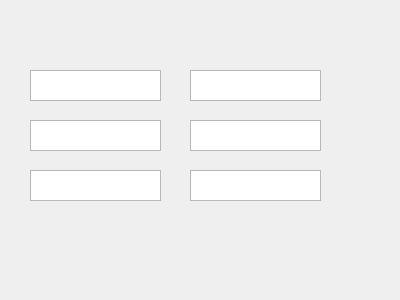
Old version of the form ui/dialogprogram_jointmove.ui in the repository rendezvue/ViNet.
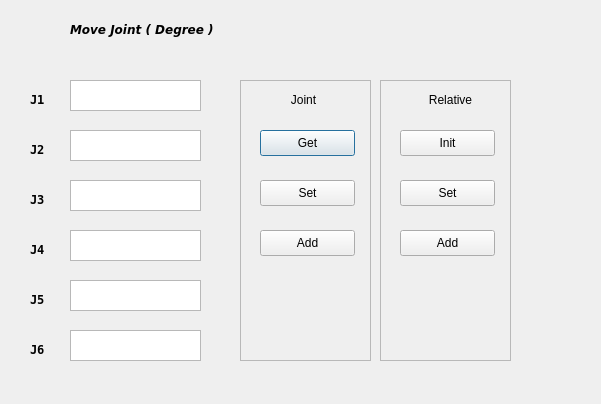
New version of the form.

Commit message: joint move & frame move ui added.

```diff
--- a/ui/dialogprogram_jointmove.ui
+++ b/ui/dialogprogram_jointmove.ui
@@ -6,8 +6,8 @@
    <rect>
     <x>0</x>
     <y>0</y>
-    <width>400</width>
-    <height>300</height>
+    <width>601</width>
+    <height>404</height>
    </rect>
   </property>
   <property name="windowTitle">
@@ -16,8 +16,8 @@
   <widget class="QTextEdit" name="textEdit">
    <property name="geometry">
     <rect>
-     <x>30</x>
-     <y>70</y>
+     <x>70</x>
+     <y>80</y>
      <width>131</width>
      <height>31</height>
     </rect>
@@ -26,8 +26,8 @@
   <widget class="QTextEdit" name="textEdit_2">
    <property name="geometry">
     <rect>
-     <x>30</x>
-     <y>120</y>
+     <x>70</x>
+     <y>130</y>
      <width>131</width>
      <height>31</height>
     </rect>
@@ -36,8 +36,8 @@
   <widget class="QTextEdit" name="textEdit_3">
    <property name="geometry">
     <rect>
-     <x>30</x>
-     <y>170</y>
+     <x>70</x>
+     <y>180</y>
      <width>131</width>
      <height>31</height>
     </rect>
@@ -46,8 +46,8 @@
   <widget class="QTextEdit" name="textEdit_4">
    <property name="geometry">
     <rect>
-     <x>190</x>
-     <y>70</y>
+     <x>70</x>
+     <y>230</y>
      <width>131</width>
      <height>31</height>
     </rect>
@@ -56,8 +56,8 @@
   <widget class="QTextEdit" name="textEdit_5">
    <property name="geometry">
     <rect>
-     <x>190</x>
-     <y>120</y>
+     <x>70</x>
+     <y>280</y>
      <width>131</width>
      <height>31</height>
     </rect>
@@ -66,13 +66,323 @@
   <widget class="QTextEdit" name="textEdit_6">
    <property name="geometry">
     <rect>
-     <x>190</x>
-     <y>170</y>
+     <x>70</x>
+     <y>330</y>
      <width>131</width>
      <height>31</height>
     </rect>
    </property>
   </widget>
+  <widget class="QLabel" name="label">
+   <property name="geometry">
+    <rect>
+     <x>70</x>
+     <y>20</y>
+     <width>241</width>
+     <height>18</height>
+    </rect>
+   </property>
+   <property name="font">
+    <font>
+     <family>DejaVu Sans</family>
+     <weight>75</weight>
+     <italic>true</italic>
+     <bold>true</bold>
+    </font>
+   </property>
+   <property name="text">
+    <string>Move Joint ( Degree )</string>
+   </property>
+  </widget>
+  <widget class="QLabel" name="label_2">
+   <property name="geometry">
+    <rect>
+     <x>30</x>
+     <y>90</y>
+     <width>41</width>
+     <height>18</height>
+    </rect>
+   </property>
+   <property name="font">
+    <font>
+     <family>DejaVu Sans Mono</family>
+     <weight>75</weight>
+     <italic>false</italic>
+     <bold>true</bold>
+    </font>
+   </property>
+   <property name="text">
+    <string>J1</string>
+   </property>
+  </widget>
+  <widget class="QLabel" name="label_3">
+   <property name="geometry">
+    <rect>
+     <x>30</x>
+     <y>140</y>
+     <width>41</width>
+     <height>18</height>
+    </rect>
+   </property>
+   <property name="font">
+    <font>
+     <family>DejaVu Sans Mono</family>
+     <weight>75</weight>
+     <italic>false</italic>
+     <bold>true</bold>
+    </font>
+   </property>
+   <property name="text">
+    <string>J2</string>
+   </property>
+  </widget>
+  <widget class="QLabel" name="label_4">
+   <property name="geometry">
+    <rect>
+     <x>30</x>
+     <y>190</y>
+     <width>41</width>
+     <height>18</height>
+    </rect>
+   </property>
+   <property name="font">
+    <font>
+     <family>DejaVu Sans Mono</family>
+     <weight>75</weight>
+     <italic>false</italic>
+     <bold>true</bold>
+    </font>
+   </property>
+   <property name="text">
+    <string>J3</string>
+   </property>
+  </widget>
+  <widget class="QLabel" name="label_5">
+   <property name="geometry">
+    <rect>
+     <x>30</x>
+     <y>240</y>
+     <width>41</width>
+     <height>18</height>
+    </rect>
+   </property>
+   <property name="font">
+    <font>
+     <family>DejaVu Sans Mono</family>
+     <weight>75</weight>
+     <italic>false</italic>
+     <bold>true</bold>
+    </font>
+   </property>
+   <property name="text">
+    <string>J4</string>
+   </property>
+  </widget>
+  <widget class="QLabel" name="label_6">
+   <property name="geometry">
+    <rect>
+     <x>30</x>
+     <y>340</y>
+     <width>41</width>
+     <height>18</height>
+    </rect>
+   </property>
+   <property name="font">
+    <font>
+     <family>DejaVu Sans Mono</family>
+     <weight>75</weight>
+     <italic>false</italic>
+     <bold>true</bold>
+    </font>
+   </property>
+   <property name="text">
+    <string>J6</string>
+   </property>
+  </widget>
+  <widget class="QLabel" name="label_7">
+   <property name="geometry">
+    <rect>
+     <x>30</x>
+     <y>290</y>
+     <width>41</width>
+     <height>18</height>
+    </rect>
+   </property>
+   <property name="font">
+    <font>
+     <family>DejaVu Sans Mono</family>
+     <weight>75</weight>
+     <italic>false</italic>
+     <bold>true</bold>
+    </font>
+   </property>
+   <property name="text">
+    <string>J5</string>
+   </property>
+  </widget>
+  <widget class="QPushButton" name="pushButton_Get">
+   <property name="geometry">
+    <rect>
+     <x>260</x>
+     <y>130</y>
+     <width>95</width>
+     <height>26</height>
+    </rect>
+   </property>
+   <property name="text">
+    <string>Get</string>
+   </property>
+  </widget>
+  <widget class="QPushButton" name="pushButton_Set">
+   <property name="geometry">
+    <rect>
+     <x>260</x>
+     <y>180</y>
+     <width>95</width>
+     <height>26</height>
+    </rect>
+   </property>
+   <property name="text">
+    <string>Set</string>
+   </property>
+  </widget>
+  <widget class="QPushButton" name="pushButton_Add">
+   <property name="geometry">
+    <rect>
+     <x>260</x>
+     <y>230</y>
+     <width>95</width>
+     <height>26</height>
+    </rect>
+   </property>
+   <property name="text">
+    <string>Add</string>
+   </property>
+  </widget>
+  <widget class="QPushButton" name="pushButton_Relative_Add">
+   <property name="geometry">
+    <rect>
+     <x>400</x>
+     <y>230</y>
+     <width>95</width>
+     <height>26</height>
+    </rect>
+   </property>
+   <property name="text">
+    <string>Add</string>
+   </property>
+  </widget>
+  <widget class="QPushButton" name="pushButton_Relative_Init">
+   <property name="geometry">
+    <rect>
+     <x>400</x>
+     <y>130</y>
+     <width>95</width>
+     <height>26</height>
+    </rect>
+   </property>
+   <property name="text">
+    <string>Init</string>
+   </property>
+  </widget>
+  <widget class="QPushButton" name="pushButton_Relative_Set">
+   <property name="geometry">
+    <rect>
+     <x>400</x>
+     <y>180</y>
+     <width>95</width>
+     <height>26</height>
+    </rect>
+   </property>
+   <property name="text">
+    <string>Set</string>
+   </property>
+  </widget>
+  <widget class="QFrame" name="frame">
+   <property name="geometry">
+    <rect>
+     <x>240</x>
+     <y>80</y>
+     <width>131</width>
+     <height>281</height>
+    </rect>
+   </property>
+   <property name="frameShape">
+    <enum>QFrame::StyledPanel</enum>
+   </property>
+   <property name="frameShadow">
+    <enum>QFrame::Raised</enum>
+   </property>
+   <widget class="QLabel" name="label_8">
+    <property name="geometry">
+     <rect>
+      <x>13</x>
+      <y>10</y>
+      <width>101</width>
+      <height>20</height>
+     </rect>
+    </property>
+    <property name="text">
+     <string>Joint</string>
+    </property>
+    <property name="alignment">
+     <set>Qt::AlignCenter</set>
+    </property>
+   </widget>
+  </widget>
+  <widget class="QFrame" name="frame_2">
+   <property name="geometry">
+    <rect>
+     <x>380</x>
+     <y>80</y>
+     <width>131</width>
+     <height>281</height>
+    </rect>
+   </property>
+   <property name="frameShape">
+    <enum>QFrame::StyledPanel</enum>
+   </property>
+   <property name="frameShadow">
+    <enum>QFrame::Raised</enum>
+   </property>
+   <widget class="QLabel" name="label_9">
+    <property name="geometry">
+     <rect>
+      <x>10</x>
+      <y>10</y>
+      <width>121</width>
+      <height>20</height>
+     </rect>
+    </property>
+    <property name="text">
+     <string>Relative</string>
+    </property>
+    <property name="alignment">
+     <set>Qt::AlignCenter</set>
+    </property>
+   </widget>
+  </widget>
+  <zorder>frame</zorder>
+  <zorder>frame_2</zorder>
+  <zorder>Edit_J1</zorder>
+  <zorder>Edit_J2</zorder>
+  <zorder>Edit_J3</zorder>
+  <zorder>Edit_J4</zorder>
+  <zorder>Edit_J5</zorder>
+  <zorder>Edit_J6</zorder>
+  <zorder>label</zorder>
+  <zorder>label_2</zorder>
+  <zorder>label_3</zorder>
+  <zorder>label_4</zorder>
+  <zorder>label_5</zorder>
+  <zorder>label_6</zorder>
+  <zorder>label_7</zorder>
+  <zorder>pushButton_Get</zorder>
+  <zorder>pushButton_Set</zorder>
+  <zorder>pushButton_Add</zorder>
+  <zorder>pushButton_Relative_Add</zorder>
+  <zorder>pushButton_Relative_Init</zorder>
+  <zorder>pushButton_Relative_Set</zorder>
  </widget>
  <resources/>
  <connections/>
```
Left out of the diff: 12 changed lines with no effect on the pictures. The commit also changes 7 other files.
